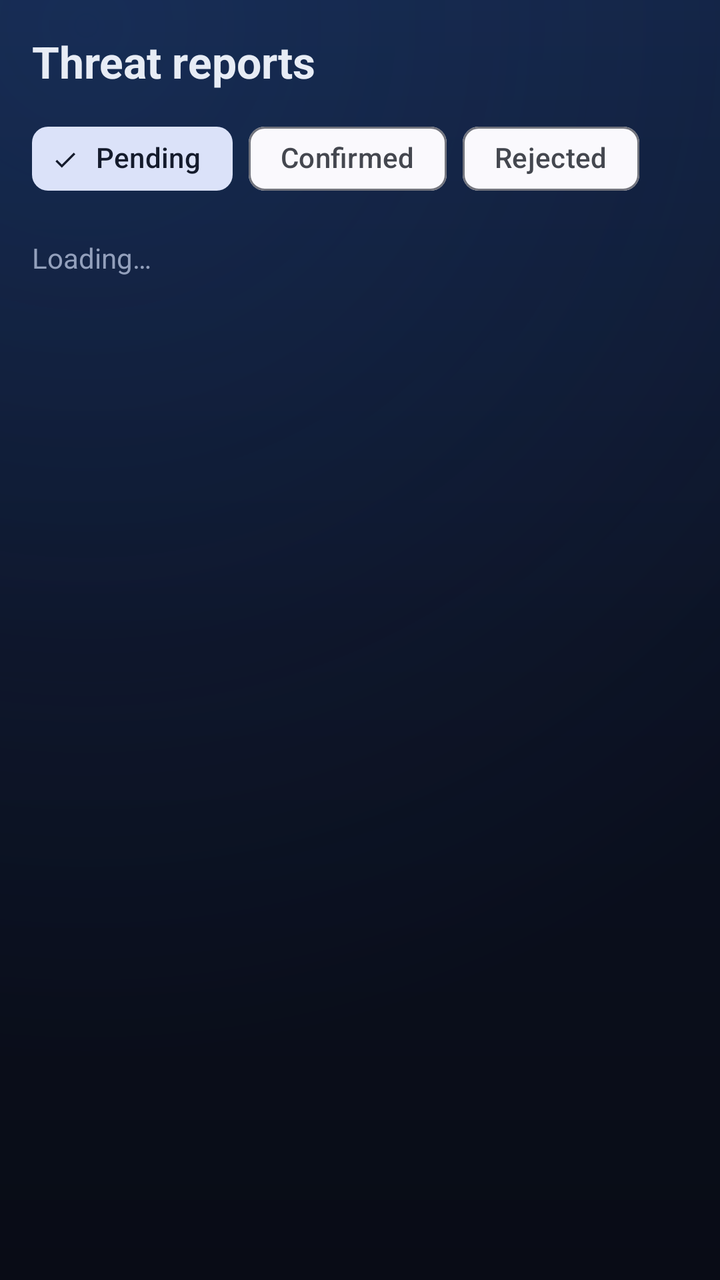
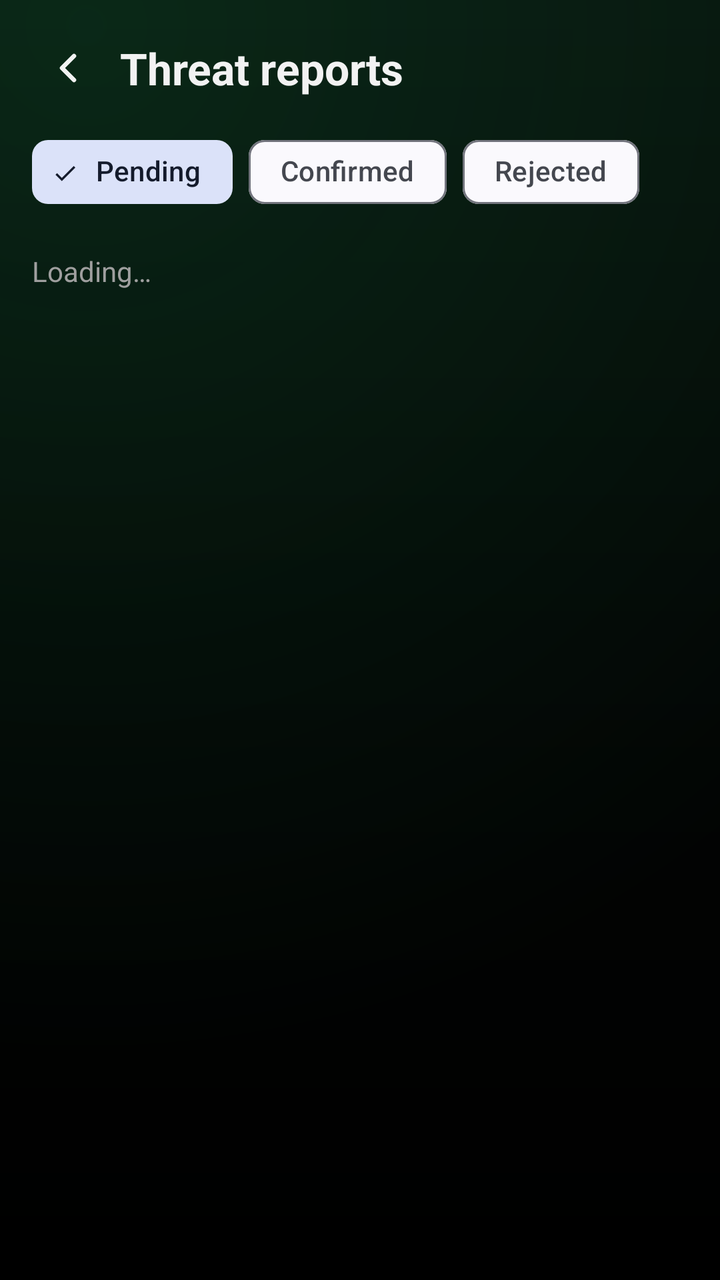

The first picture is an Android layout as it rendered before a commit; the second is the same layout after the commit. The layout source and the unified diff follow.
<!-- AndroidManifest.xml: application theme Theme.CyberShield -->
<!-- res/layout/activity_reports.xml -->
<?xml version="1.0" encoding="utf-8"?>
<LinearLayout xmlns:android="http://schemas.android.com/apk/res/android"
    xmlns:app="http://schemas.android.com/apk/res-auto"
    android:layout_width="match_parent"
    android:layout_height="match_parent"
    android:orientation="vertical"
    android:padding="16dp">

    <TextView
        android:layout_width="wrap_content"
        android:layout_height="wrap_content"
        android:text="Threat reports"
        android:textColor="@color/text"
        android:textSize="22sp"
        android:textStyle="bold" />

    <com.google.android.material.chip.ChipGroup
        android:id="@+id/tabs"
        android:layout_width="match_parent"
        android:layout_height="wrap_content"
        android:layout_marginTop="10dp"
        app:singleSelection="true">
        <com.google.android.material.chip.Chip android:id="@+id/tPending" style="@style/Widget.Material3.Chip.Filter" android:text="Pending" android:checked="true" android:layout_width="wrap_content" android:layout_height="wrap_content"/>
        <com.google.android.material.chip.Chip android:id="@+id/tConfirmed" style="@style/Widget.Material3.Chip.Filter" android:text="Confirmed" android:layout_width="wrap_content" android:layout_height="wrap_content"/>
        <com.google.android.material.chip.Chip android:id="@+id/tRejected" style="@style/Widget.Material3.Chip.Filter" android:text="Rejected" android:layout_width="wrap_content" android:layout_height="wrap_content"/>
    </com.google.android.material.chip.ChipGroup>

    <TextView
        android:id="@+id/empty"
        android:layout_width="match_parent"
        android:layout_height="wrap_content"
        android:layout_marginTop="16dp"
        android:textColor="@color/muted"
        android:text="Loading…" />

    <androidx.recyclerview.widget.RecyclerView
        android:id="@+id/list"
        android:layout_width="match_parent"
        android:layout_height="match_parent"
        android:layout_marginTop="8dp" />
</LinearLayout>
<!-- resources referenced by this layout -->
<resources>
  <color name="muted">#93A0BC</color>
  <color name="text">#E7ECF5</color>
  <style name="Theme.CyberShield" parent="Theme.Material3.DynamicColors.DayNight">
          <item name="colorPrimary">@color/sky</item>
          <item name="android:colorBackground">@color/ink</item>
          <item name="android:windowBackground">@drawable/bg_gradient</item>
          <item name="android:statusBarColor">@color/bg_b</item>
          <item name="android:navigationBarColor">@color/bg_c</item>
          <item name="android:windowLightStatusBar">false</item>
      </style>
  <color name="sky">#38BDF8</color>
  <color name="ink">#0B1020</color>
  <!-- drawable bg_gradient (drawable) -->
  <?xml version="1.0" encoding="utf-8"?>
  <layer-list xmlns:android="http://schemas.android.com/apk/res/android">
      <item>
          <shape android:shape="rectangle">
              <gradient
                  android:type="linear"
                  android:angle="120"
                  android:startColor="@color/bg_a"
                  android:centerColor="@color/bg_b"
                  android:endColor="@color/bg_c" />
          </shape>
      </item>
      <item>
          <shape android:shape="rectangle">
              <gradient
                  android:type="radial"
                  android:gradientRadius="520dp"
                  android:centerX="0.12" android:centerY="0.02"
                  android:startColor="#2A2E6FCF"
                  android:endColor="#00000000" />
          </shape>
      </item>
  </layer-list>
  <color name="bg_b">#0B1020</color>
  <color name="bg_c">#090C16</color>
  <color name="bg_a">#12203E</color>
</resources>

<!-- the commit's change to res/layout/activity_reports.xml (unified diff, before → after) -->
@@ -6,13 +6,33 @@
     android:orientation="vertical"
     android:padding="16dp">
 
-    <TextView
-        android:layout_width="wrap_content"
+    <LinearLayout
+        android:layout_width="match_parent"
         android:layout_height="wrap_content"
-        android:text="Threat reports"
-        android:textColor="@color/text"
-        android:textSize="22sp"
-        android:textStyle="bold" />
+        android:orientation="horizontal"
+        android:gravity="center_vertical">
+
+        <ImageView
+            android:id="@+id/btnBack"
+            android:layout_width="36dp"
+            android:layout_height="36dp"
+            android:padding="6dp"
+            android:src="@drawable/ic_back"
+            app:tint="@color/text"
+            android:background="?attr/selectableItemBackgroundBorderless"
+            android:clickable="true"
+            android:focusable="true"
+            android:contentDescription="Back"
+            android:layout_marginEnd="8dp" />
+
+        <TextView
+            android:layout_width="wrap_content"
+            android:layout_height="wrap_content"
+            android:text="Threat reports"
+            android:textColor="@color/text"
+            android:textSize="22sp"
+            android:textStyle="bold" />
+    </LinearLayout>
 
     <com.google.android.material.chip.ChipGroup
         android:id="@+id/tabs"
<!-- resource entries referenced after the edit -->
@@ -1,17 +1,34 @@
 <!-- resources referenced by this layout -->
 <resources>
-  <color name="muted">#93A0BC</color>
-  <color name="text">#E7ECF5</color>
-  <style name="Theme.CyberShield" parent="Theme.Material3.DynamicColors.DayNight">
+  <color name="muted">#9F9F9F</color>
+  <color name="text">#F2F2F2</color>
+  <!-- drawable ic_back (drawable) -->
+  <vector xmlns:android="http://schemas.android.com/apk/res/android"
+      android:width="24dp"
+      android:height="24dp"
+      android:viewportWidth="24"
+      android:viewportHeight="24">
+      <path
+          android:strokeColor="#FFFFFFFF"
+          android:strokeWidth="2.2"
+          android:strokeLineCap="round"
+          android:strokeLineJoin="round"
+          android:fillColor="#00000000"
+          android:pathData="M15,18l-6,-6 6,-6" />
+  </vector>
+  <style name="Theme.CyberShield" parent="Theme.Material3.DynamicColors.DayNight.NoActionBar">
           <item name="colorPrimary">@color/sky</item>
           <item name="android:colorBackground">@color/ink</item>
           <item name="android:windowBackground">@drawable/bg_gradient</item>
           <item name="android:statusBarColor">@color/bg_b</item>
           <item name="android:navigationBarColor">@color/bg_c</item>
           <item name="android:windowLightStatusBar">false</item>
+          <item name="windowActionBar">false</item>
+          <item name="windowNoTitle">true</item>
+          <item name="android:windowAnimationStyle">@style/SecureMeWindowAnim</item>
       </style>
-  <color name="sky">#38BDF8</color>
-  <color name="ink">#0B1020</color>
+  <color name="sky">#1BD671</color>
+  <color name="ink">#050505</color>
   <!-- drawable bg_gradient (drawable) -->
   <?xml version="1.0" encoding="utf-8"?>
   <layer-list xmlns:android="http://schemas.android.com/apk/res/android">
@@ -31,13 +48,19 @@
                   android:type="radial"
                   android:gradientRadius="520dp"
                   android:centerX="0.12" android:centerY="0.02"
-                  android:startColor="#2A2E6FCF"
+                  android:startColor="#1F1BD671"
                   android:endColor="#00000000" />
           </shape>
       </item>
   </layer-list>
-  <color name="bg_b">#0B1020</color>
-  <color name="bg_c">#090C16</color>
-  <color name="bg_a">#12203E</color>
+  <color name="bg_b">#030504</color>
+  <color name="bg_c">#000000</color>
+  <style name="SecureMeWindowAnim" parent="@android:style/Animation.Activity">
+          <item name="android:activityOpenEnterAnimation">@anim/screen_open_enter</item>
+          <item name="android:activityOpenExitAnimation">@anim/screen_open_exit</item>
+          <item name="android:activityCloseEnterAnimation">@anim/screen_close_enter</item>
+          <item name="android:activityCloseExitAnimation">@anim/screen_close_exit</item>
+      </style>
+  <color name="bg_a">#07100B</color>
 </resources>
 
